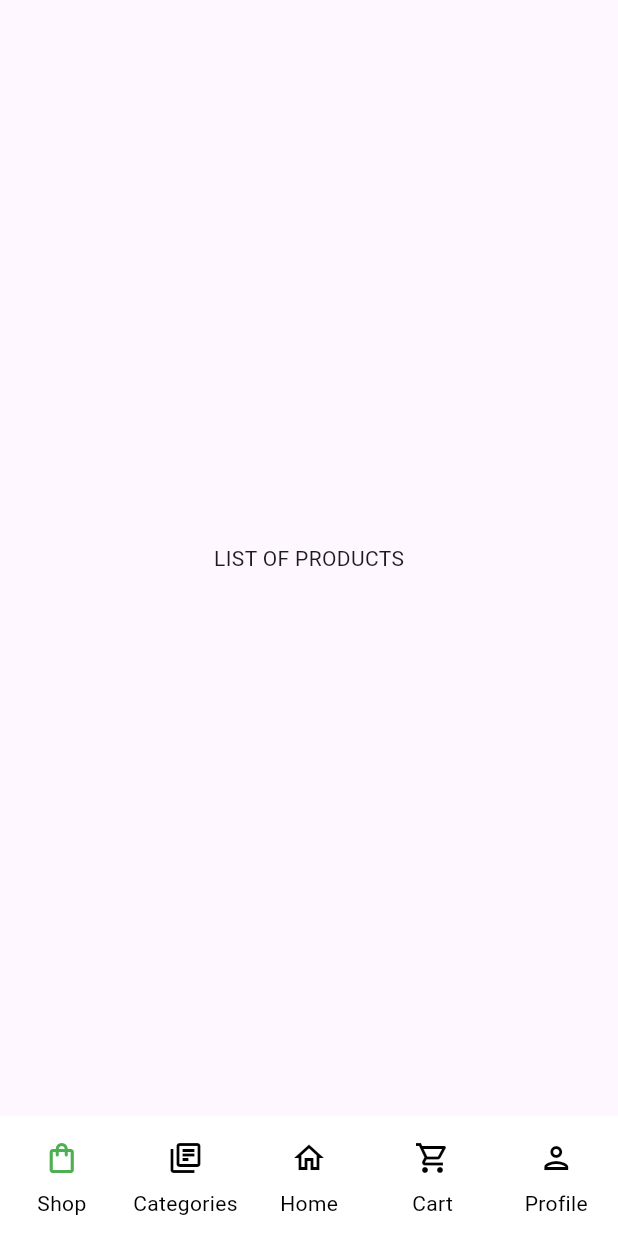
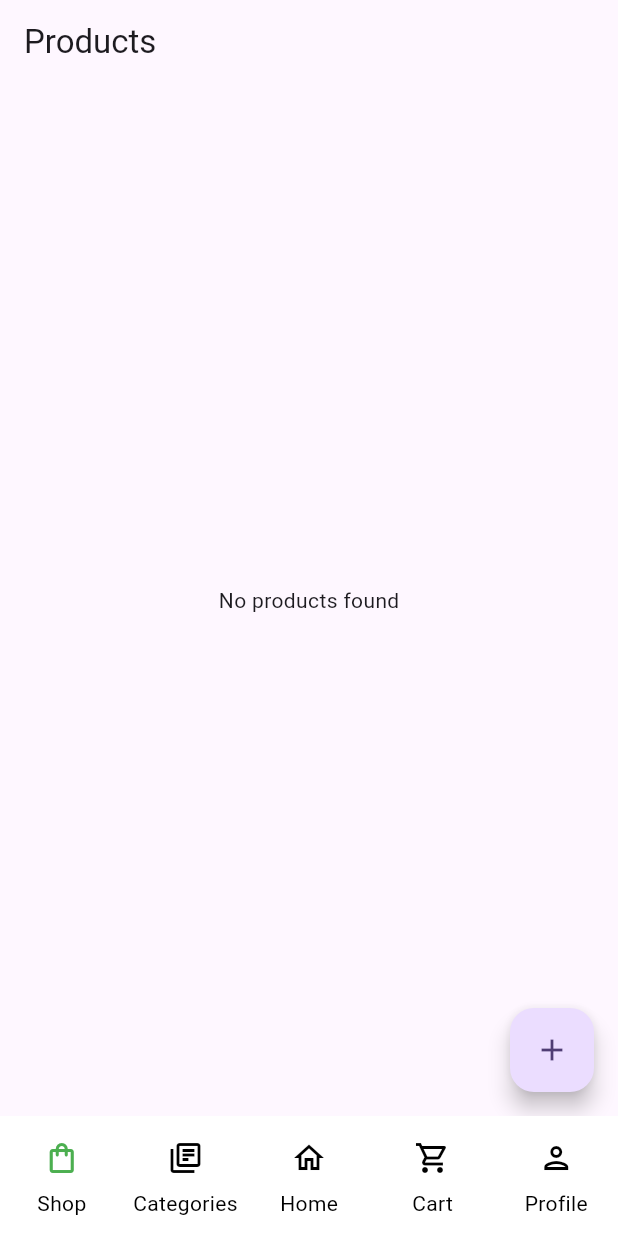
Before and after one commit to brentibanez331/clublly, a Flutter app: the screen it shows once a user with an empty profile is signed in, on a phone screen of 412 x 824 dp. Run offline on Flutter 3.47's test engine with Material 3 defaults, Android fonts, the phone set to English and light mode, and no system bars; our stand-ins replace flutter_dotenv, google_sign_in, supabase_flutter; accounts and stored records are empty; network calls fail.

Commit message:
Displayed the 5 sample data from products table

```diff
--- a/lib/main.dart
+++ b/lib/main.dart
@@ -1,5 +1,6 @@
 import 'package:clublly/viewmodels/department_view_model.dart';
 import 'package:clublly/viewmodels/organization_view_model.dart';
+import 'package:clublly/viewmodels/product_viewmodel.dart';
 import 'package:flutter/material.dart';
 import 'package:clublly/views/login_screen.dart';
 import 'package:provider/provider.dart';
@@ -20,6 +21,7 @@ void main() async {
       providers: [
         ChangeNotifierProvider(create: (_) => DepartmentViewModel()),
         ChangeNotifierProvider(create: (_) => OrganizationViewModel()),
+        ChangeNotifierProvider(create: (_) => ProductViewModel()),
       ],
 
       child: MyApp(),
--- /dev/null
+++ b/lib/viewmodels/product_viewmodel.dart
@@ -0,0 +1,35 @@
+// viewmodels/product_view_model.dart
+import 'package:flutter/material.dart';
+import '../models/product.dart';
+import 'package:supabase_flutter/supabase_flutter.dart';
+
+class ProductViewModel extends ChangeNotifier {
+  final SupabaseClient _supabaseClient = Supabase.instance.client;
+  List<Product> _products = [];
+  bool _isLoading = false;
+  String _errorMessage = '';
+
+  List<Product> get products => _products;
+  bool get isLoading => _isLoading;
+  String get errorMessage => _errorMessage;
+
+  Future<void> fetchProducts() async {
+    try {
+      _isLoading = true;
+      notifyListeners();
+
+      final response = await _supabaseClient
+          .from('products')
+          .select()
+          .order('name');
+
+      _products = (response as List).map((item) => Product.fromMap(item)).toList();
+      _errorMessage = '';
+    } catch (e) {
+      _errorMessage = 'Failed to fetch products: ${e.toString()}';
+    } finally {
+      _isLoading = false;
+      notifyListeners();
+    }
+  }
+}
--- a/lib/views/pages/products_page.dart
+++ b/lib/views/pages/products_page.dart
@@ -1,15 +1,80 @@
+// views/product_page.dart
 import 'package:flutter/material.dart';
+import 'package:provider/provider.dart';
+import '/viewmodels/product_viewmodel.dart';
+import '/models/product.dart';
 
 class ProductsPage extends StatefulWidget {
   const ProductsPage({Key? key}) : super(key: key);
 
   @override
-  _ProductsPageState createState() => _ProductsPageState();
+  State<ProductsPage> createState() => _ProductsPageState();
 }
 
 class _ProductsPageState extends State<ProductsPage> {
   @override
   Widget build(BuildContext context) {
-    return Container(child: Center(child: Text("LIST OF PRODUCTS")));
+    // Provide the ViewModel directly in the page
+    return ChangeNotifierProvider(
+      create: (_) => ProductViewModel()..fetchProducts(),
+      child: Scaffold(
+        appBar: AppBar(
+          title: const Text('Products'),
+        ),
+        body: Consumer<ProductViewModel>(
+          builder: (context, viewModel, _) {
+            if (viewModel.isLoading) {
+              return const Center(child: CircularProgressIndicator());
+            }
+
+            if (viewModel.errorMessage.isNotEmpty) {
+              return Center(child: Text('Error: ${viewModel.errorMessage}'));
+            }
+
+            final products = viewModel.products;
+
+            if (products.isEmpty) {
+              return const Center(child: Text('No products found'));
+            }
+
+            return RefreshIndicator(
+              onRefresh: () => viewModel.fetchProducts(),
+              child: ListView.builder(
+                itemCount: products.length,
+                itemBuilder: (context, index) {
+                  final product = products[index];
+                  return Card(
+                    margin: const EdgeInsets.symmetric(horizontal: 16, vertical: 8),
+                    child: ListTile(
+                      title: Text(product.name),
+                      subtitle: Text(product.description),
+                      trailing: Column(
+                        mainAxisSize: MainAxisSize.min,
+                        crossAxisAlignment: CrossAxisAlignment.end,
+                        children: [
+                          Text('\$${product.basePrice.toStringAsFixed(2)}',
+                              style: const TextStyle(fontWeight: FontWeight.bold)),
+                          Text('Stock: ${product.baseStock}',
+                              style: const TextStyle(fontSize: 12)),
+                        ],
+                      ),
+                      onTap: () {
+                        // Navigate to product details or perform an action
+                      },
+                    ),
+                  );
+                },
+              ),
+            );
+          },
+        ),
+        floatingActionButton: FloatingActionButton(
+          onPressed: () {
+            // Add action to create a new product
+          },
+          child: const Icon(Icons.add),
+        ),
+      ),
+    );
   }
 }
```
